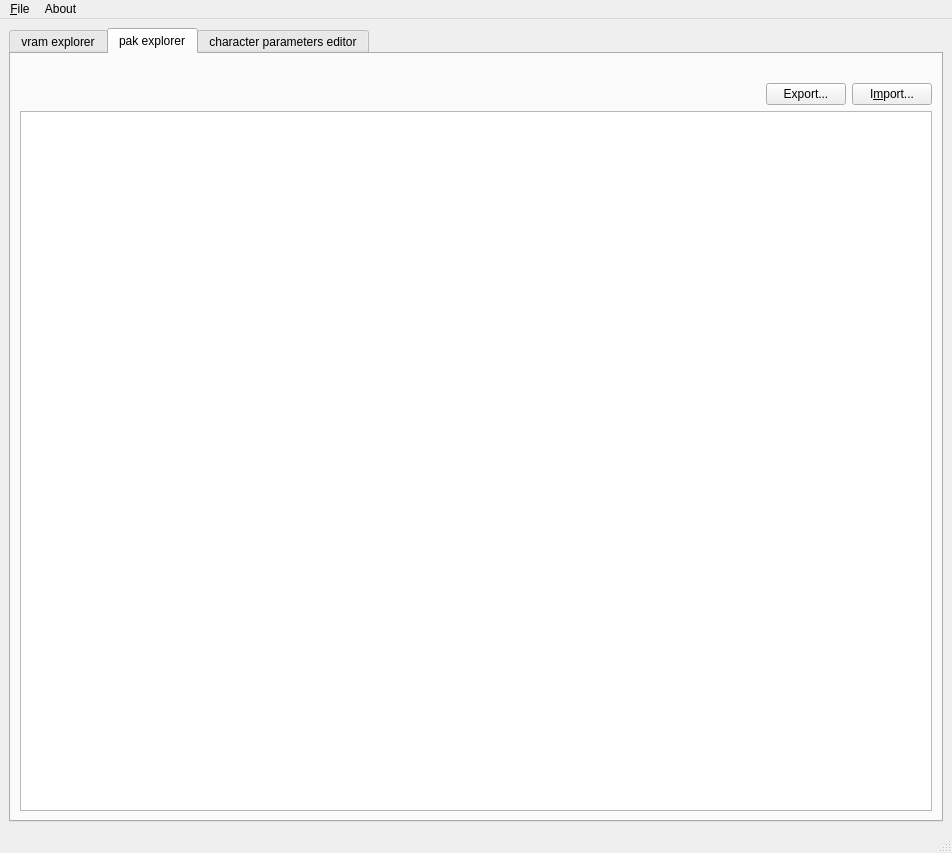
The window that lib/design/Raging_tools.ui (adsl14/Raging-tools) describes before a commit, drawn with Qt 5.
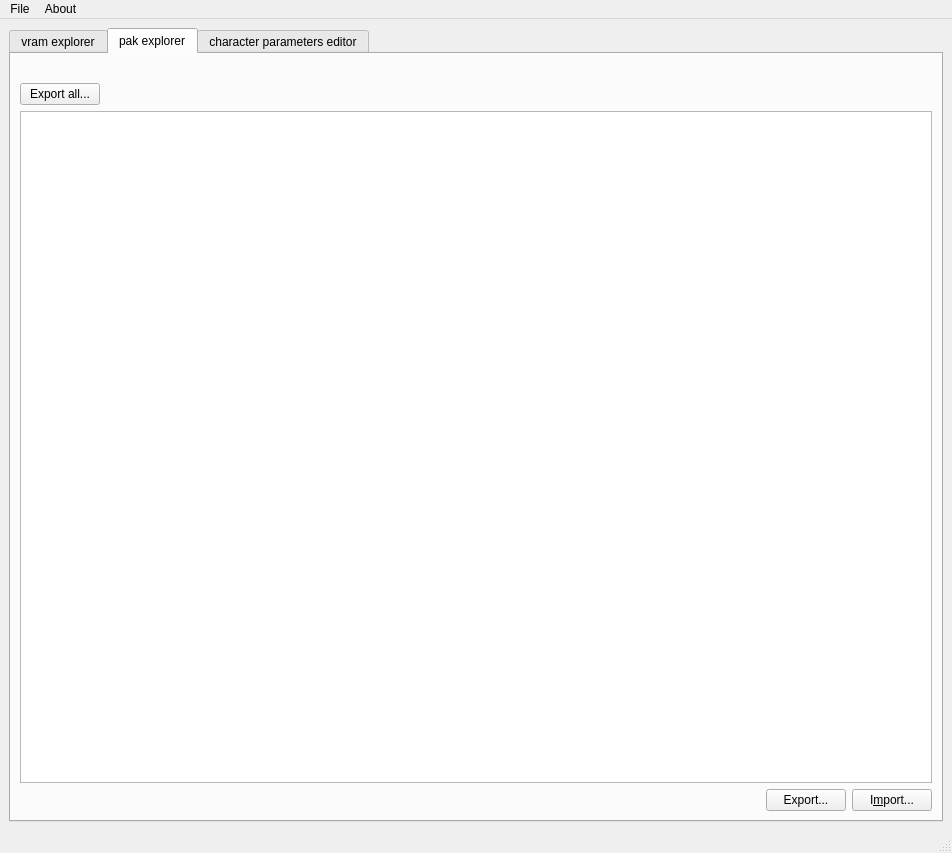
The same window after the commit. The open tabs and pages were chosen to show the change. Icons and pictures are not drawn.

The edit to the form file:
```diff
--- a/lib/design/Raging_tools.ui
+++ b/lib/design/Raging_tools.ui
@@ -281,19 +281,6 @@
           </property>
          </widget>
         </item>
-        <item row="2" column="4">
-         <widget class="QPushButton" name="importButton_2">
-          <property name="sizePolicy">
-           <sizepolicy hsizetype="Fixed" vsizetype="Fixed">
-            <horstretch>0</horstretch>
-            <verstretch>0</verstretch>
-           </sizepolicy>
-          </property>
-          <property name="text">
-           <string>I&amp;mport...</string>
-          </property>
-         </widget>
-        </item>
         <item row="3" column="0" rowspan="3" colspan="5">
          <layout class="QHBoxLayout" name="horizontalLayout_3">
           <item>
@@ -311,7 +298,20 @@
           </item>
          </layout>
         </item>
-        <item row="2" column="3">
+        <item row="6" column="4">
+         <widget class="QPushButton" name="importButton_2">
+          <property name="sizePolicy">
+           <sizepolicy hsizetype="Fixed" vsizetype="Fixed">
+            <horstretch>0</horstretch>
+            <verstretch>0</verstretch>
+           </sizepolicy>
+          </property>
+          <property name="text">
+           <string>I&amp;mport...</string>
+          </property>
+         </widget>
+        </item>
+        <item row="6" column="3">
          <widget class="QPushButton" name="exportButton_2">
           <property name="sizePolicy">
            <sizepolicy hsizetype="Fixed" vsizetype="Fixed">
@@ -324,6 +324,19 @@
           </property>
          </widget>
         </item>
+        <item row="1" column="0">
+         <widget class="QPushButton" name="exportAllButton_2">
+          <property name="sizePolicy">
+           <sizepolicy hsizetype="Fixed" vsizetype="Fixed">
+            <horstretch>0</horstretch>
+            <verstretch>0</verstretch>
+           </sizepolicy>
+          </property>
+          <property name="text">
+           <string>Export all...</string>
+          </property>
+         </widget>
+        </item>
        </layout>
       </widget>
       <widget class="QWidget" name="character_parameters_editor">
@@ -4300,7 +4313,7 @@
    </property>
    <widget class="QMenu" name="menuFIle">
     <property name="title">
-     <string>&amp;File</string>
+     <string>File</string>
     </property>
     <addaction name="actionOpenSPRVRAM"/>
     <addaction name="actionSaveSPRVRAM"/>
```
Left out of the diff: 40 changed lines with no effect on the pictures.
